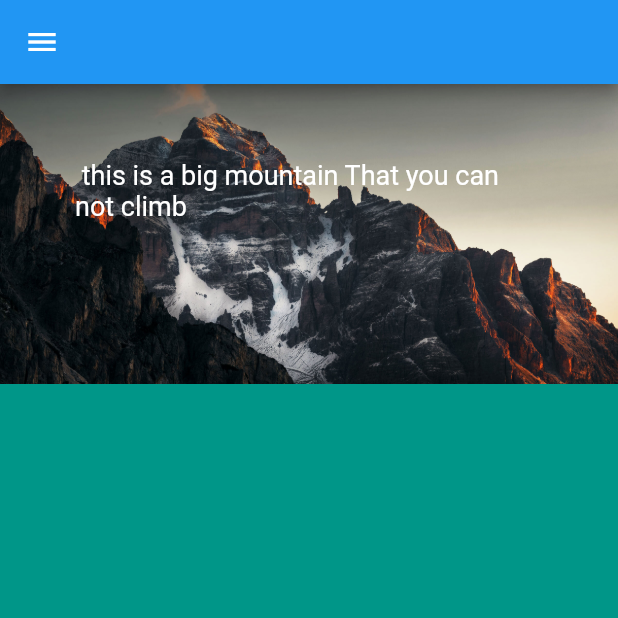
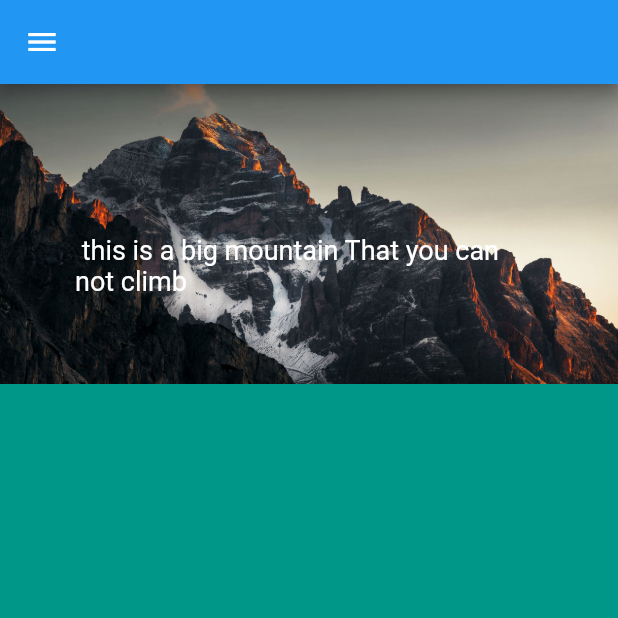
Before and after one commit to Abdulrahman-Abusafa/responsive_example, a Flutter app: the screen it shows after launch, on a phone screen of 412 x 824 dp, the top half of it. Run offline on Flutter 3.47's test engine with Material 2 defaults, Android fonts, the phone set to English and light mode, and no system bars.

Commit message:
some changes

```diff
--- a/lib/home4.dart
+++ b/lib/home4.dart
@@ -75,16 +75,33 @@ class ImageIN extends StatelessWidget {
         ),
         Padding(
           padding: const EdgeInsets.all(50.0),
-          child: Text(
-            ' this is a big mountain That you can not climb',
-            style: TextStyle(color: Colors.white, fontSize: fontSize),
+          child: Column(
+            children: [
+              SizedBox(height: 50),
+              Text(
+                ' this is a big mountain That you can not climb',
+                style: TextStyle(color: Colors.white, fontSize: fontSize),
+              ),
+              if (Responsive.isDesktop(context))
+                Column(
+                  children: [
+                    SizedBox(height: 150),
+                    Align(
+                      child: ElevatedButton(
+                          onPressed: () {},
+                          style: TextButton.styleFrom(
+                              backgroundColor: Colors.amber[600]),
+                          child: Padding(
+                            padding: const EdgeInsets.all(8.0),
+                            child: Text('enter now'),
+                          )),
+                      alignment: Alignment.bottomCenter,
+                    )
+                  ],
+                )
+            ],
           ),
         ),
-        if (Responsive.isDesktop(context))
-          Align(
-            child: ElevatedButton(onPressed: () {}, child: Text('enter now')),
-            alignment: Alignment.bottomCenter,
-          )
       ],
     );
   }
```
